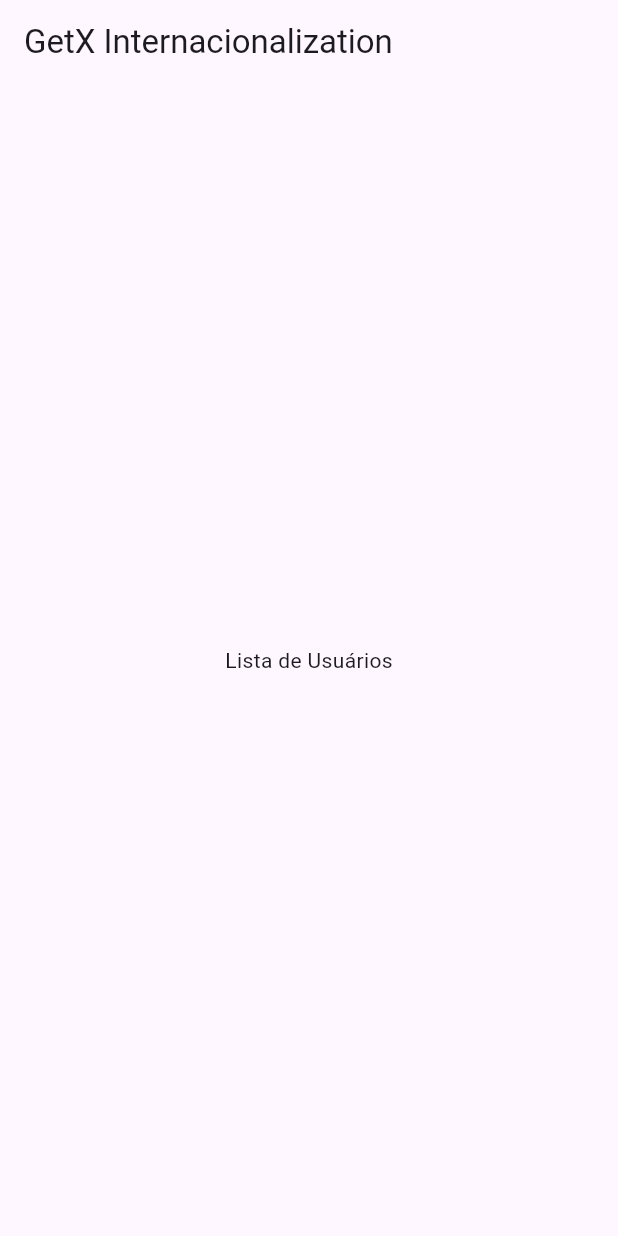
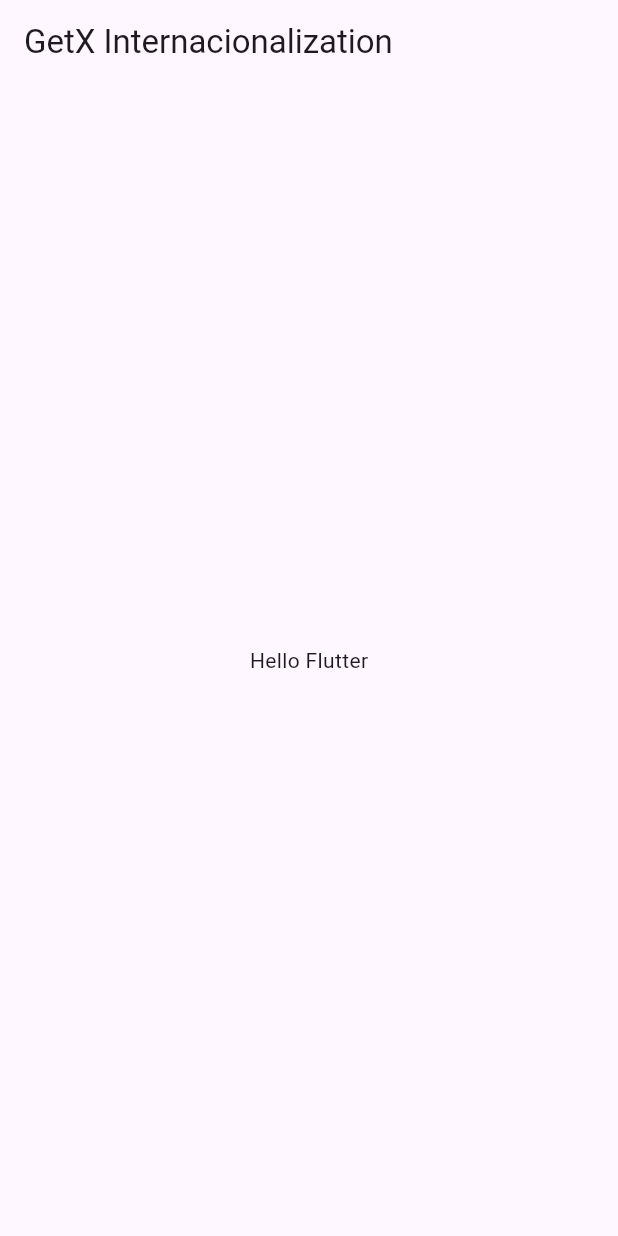
Before and after one commit to gilvancosta/GetX-Internationalization, a Flutter app: the screen it shows after launch, on a phone screen of 412 x 824 dp. Run offline on Flutter 3.47's test engine with Material 2 defaults, Android fonts, the light colour scheme and no system bars; our stand-ins replace get.

Commit message:
trParams

```diff
--- a/lib/src/core/translation/translation_keys.dart
+++ b/lib/src/core/translation/translation_keys.dart
@@ -1,4 +1,3 @@
-
 import 'package:get/get.dart';
 
 class TranslationKeys extends Translations {
@@ -7,12 +6,16 @@
         'en_US': {
           'title': 'GetX Internacionalization',
           'users': 'Users List',
+          'welcome': 'Welcome',
+          'hello': 'Hello @name',
+          'name': ' Name',
         },
         'pt_BR': {
           'title': 'GetX Internacionalização',
           'users': 'Lista de Usuários',
+          'welcome': 'Bem-vindo',
+          'hello': 'Olá @name',
+          'name': 'Nome',
         },
       };
-
-
 }
--- a/lib/src/ui/page/page_home.dart
+++ b/lib/src/ui/page/page_home.dart
@@ -15,11 +15,11 @@
       appBar: AppBar(
         title: Text('title'.tr),
       ),
-      body: const Center(
+      body: Center(
           child: Column(
         mainAxisAlignment: MainAxisAlignment.center,
         children: [
-          Text('Lista de Usuários'),
+          Text('hello'.trParams({'name': 'Flutter'})),
           // Obx(() => Text(controller.user.value.name)),
         ],
       )),
```
